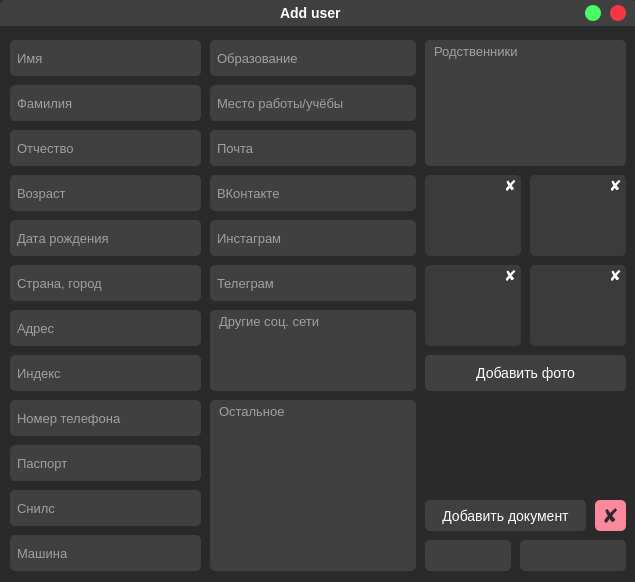
Before: the Qt Designer form src/add_user/add_user.ui in b0shka/desktop_database, drawn with Qt 5.
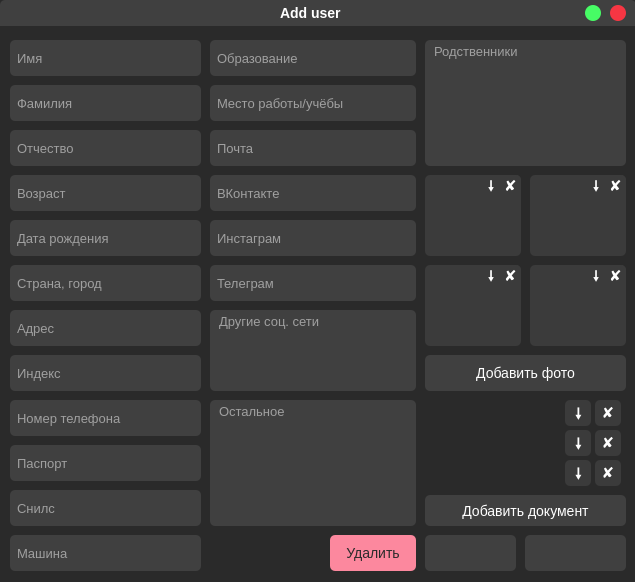
After: the same form once the commit is applied.

```diff
--- a/src/add_user/add_user.ui
+++ b/src/add_user/add_user.ui
@@ -256,10 +256,10 @@
    <widget class="QPushButton" name="add_save_user">
     <property name="geometry">
      <rect>
-      <x>520</x>
-      <y>540</y>
-      <width>106</width>
-      <height>31</height>
+      <x>525</x>
+      <y>535</y>
+      <width>101</width>
+      <height>36</height>
      </rect>
     </property>
     <property name="font">
@@ -633,7 +633,7 @@
       <x>210</x>
       <y>400</y>
       <width>206</width>
-      <height>171</height>
+      <height>126</height>
      </rect>
     </property>
     <property name="styleSheet">
@@ -779,8 +779,8 @@
     <property name="geometry">
      <rect>
       <x>425</x>
-      <y>500</y>
-      <width>161</width>
+      <y>495</y>
+      <width>201</width>
       <height>31</height>
      </rect>
     </property>
@@ -943,9 +943,9 @@
     <property name="geometry">
      <rect>
       <x>425</x>
-      <y>540</y>
-      <width>86</width>
-      <height>31</height>
+      <y>535</y>
+      <width>91</width>
+      <height>36</height>
      </rect>
     </property>
     <property name="styleSheet">
@@ -981,23 +981,23 @@
    <widget class="QPushButton" name="delete_user">
     <property name="geometry">
      <rect>
-      <x>595</x>
-      <y>500</y>
-      <width>31</width>
-      <height>31</height>
+      <x>330</x>
+      <y>535</y>
+      <width>86</width>
+      <height>36</height>
      </rect>
     </property>
     <property name="font">
      <font>
       <pointsize>-1</pointsize>
-      <weight>75</weight>
+      <weight>50</weight>
       <italic>false</italic>
-      <bold>true</bold>
+      <bold>false</bold>
      </font>
     </property>
     <property name="styleSheet">
      <string notr="true">QPushButton {
-	font-size: 20px;
+	font-size: 14px;
 	color: #2a2a2a;
 	background-color: #fc889e;
 	border-radius: 5px;
@@ -1007,9 +1007,394 @@
 }</string>
     </property>
     <property name="text">
+     <string>Удалить</string>
+    </property>
+   </widget>
+   <widget class="QLabel" name="doc_1">
+    <property name="geometry">
+     <rect>
+      <x>425</x>
+      <y>405</y>
+      <width>136</width>
+      <height>17</height>
+     </rect>
+    </property>
+    <property name="styleSheet">
+     <string notr="true">font-size: 14px;</string>
+    </property>
+    <property name="text">
+     <string/>
+    </property>
+   </widget>
+   <widget class="QLabel" name="doc_2">
+    <property name="geometry">
+     <rect>
+      <x>425</x>
+      <y>435</y>
+      <width>136</width>
+      <height>17</height>
+     </rect>
+    </property>
+    <property name="styleSheet">
+     <string notr="true">font-size: 14px;</string>
+    </property>
+    <property name="text">
+     <string/>
+    </property>
+   </widget>
+   <widget class="QLabel" name="doc_3">
+    <property name="geometry">
+     <rect>
+      <x>425</x>
+      <y>465</y>
+      <width>136</width>
+      <height>17</height>
+     </rect>
+    </property>
+    <property name="styleSheet">
+     <string notr="true">font-size: 14px;</string>
+    </property>
+    <property name="text">
+     <string/>
+    </property>
+   </widget>
+   <widget class="QPushButton" name="delete_doc_1">
+    <property name="geometry">
+     <rect>
+      <x>595</x>
+      <y>400</y>
+      <width>26</width>
+      <height>26</height>
+     </rect>
+    </property>
+    <property name="font">
+     <font>
+      <pointsize>-1</pointsize>
+      <weight>75</weight>
+      <bold>true</bold>
+     </font>
+    </property>
+    <property name="styleSheet">
+     <string notr="true">QPushButton {
+	font-size: 15px;
+	height: 28px;
+	color: white;
+	background-color: #3b3b3b;
+	border-radius: 5px;
+}
+QPushButton::hover {
+	background-color: #ffb0be;
+	color: black;
+}</string>
+    </property>
+    <property name="text">
      <string>✘</string>
     </property>
    </widget>
+   <widget class="QPushButton" name="delete_doc_2">
+    <property name="geometry">
+     <rect>
+      <x>595</x>
+      <y>430</y>
+      <width>26</width>
+      <height>26</height>
+     </rect>
+    </property>
+    <property name="font">
+     <font>
+      <pointsize>-1</pointsize>
+      <weight>75</weight>
+      <bold>true</bold>
+     </font>
+    </property>
+    <property name="styleSheet">
+     <string notr="true">QPushButton {
+	font-size: 15px;
+	height: 28px;
+	color: white;
+	background-color: #3b3b3b;
+	border-radius: 5px;
+}
+QPushButton::hover {
+	background-color: #ffb0be;
+	color: black;
+}</string>
+    </property>
+    <property name="text">
+     <string>✘</string>
+    </property>
+   </widget>
+   <widget class="QPushButton" name="delete_doc_3">
+    <property name="geometry">
+     <rect>
+      <x>595</x>
+      <y>460</y>
+      <width>26</width>
+      <height>26</height>
+     </rect>
+    </property>
+    <property name="font">
+     <font>
+      <pointsize>-1</pointsize>
+      <weight>75</weight>
+      <bold>true</bold>
+     </font>
+    </property>
+    <property name="styleSheet">
+     <string notr="true">QPushButton {
+	font-size: 15px;
+	height: 28px;
+	color: white;
+	background-color: #3b3b3b;
+	border-radius: 5px;
+}
+QPushButton::hover {
+	background-color: #ffb0be;
+	color: black;
+}</string>
+    </property>
+    <property name="text">
+     <string>✘</string>
+    </property>
+   </widget>
+   <widget class="QPushButton" name="download_doc_1">
+    <property name="geometry">
+     <rect>
+      <x>565</x>
+      <y>400</y>
+      <width>26</width>
+      <height>26</height>
+     </rect>
+    </property>
+    <property name="font">
+     <font>
+      <pointsize>-1</pointsize>
+      <weight>75</weight>
+      <bold>true</bold>
+     </font>
+    </property>
+    <property name="styleSheet">
+     <string notr="true">QPushButton {
+	font-size: 15px;
+	height: 28px;
+	color: white;
+	background-color: #3b3b3b;
+	border-radius: 5px;
+	padding-top: 5px;
+}
+QPushButton::hover {
+	background-color: #55ada3;
+	color: black;
+}</string>
+    </property>
+    <property name="text">
+     <string>🠗</string>
+    </property>
+   </widget>
+   <widget class="QPushButton" name="download_doc_2">
+    <property name="geometry">
+     <rect>
+      <x>565</x>
+      <y>430</y>
+      <width>26</width>
+      <height>26</height>
+     </rect>
+    </property>
+    <property name="font">
+     <font>
+      <pointsize>-1</pointsize>
+      <weight>75</weight>
+      <bold>true</bold>
+     </font>
+    </property>
+    <property name="styleSheet">
+     <string notr="true">QPushButton {
+	font-size: 15px;
+	height: 28px;
+	color: white;
+	background-color: #3b3b3b;
+	border-radius: 5px;
+	padding-top: 5px;
+}
+QPushButton::hover {
+	background-color: #55ada3;
+	color: black;
+}</string>
+    </property>
+    <property name="text">
+     <string>🠗</string>
+    </property>
+   </widget>
+   <widget class="QPushButton" name="download_doc_3">
+    <property name="geometry">
+     <rect>
+      <x>565</x>
+      <y>460</y>
+      <width>26</width>
+      <height>26</height>
+     </rect>
+    </property>
+    <property name="font">
+     <font>
+      <pointsize>-1</pointsize>
+      <weight>75</weight>
+      <bold>true</bold>
+     </font>
+    </property>
+    <property name="styleSheet">
+     <string notr="true">QPushButton {
+	font-size: 15px;
+	height: 28px;
+	color: white;
+	background-color: #3b3b3b;
+	border-radius: 5px;
+	padding-top: 5px;
+}
+QPushButton::hover {
+	background-color: #55ada3;
+	color: black;
+}</string>
+    </property>
+    <property name="text">
+     <string>🠗</string>
+    </property>
+   </widget>
+   <widget class="QPushButton" name="download_photo_1">
+    <property name="geometry">
+     <rect>
+      <x>480</x>
+      <y>175</y>
+      <width>21</width>
+      <height>21</height>
+     </rect>
+    </property>
+    <property name="font">
+     <font>
+      <pointsize>-1</pointsize>
+      <weight>75</weight>
+      <bold>true</bold>
+     </font>
+    </property>
+    <property name="styleSheet">
+     <string notr="true">QPushButton {
+	font-size: 14px;
+	height: 28px;
+	color: white;
+	background-color: #3b3b3b;
+	border-radius: 5px;
+	padding-top: 5px;
+}
+QPushButton::hover {
+	background-color: #55ada3;
+	color: black;
+}</string>
+    </property>
+    <property name="text">
+     <string>🠗</string>
+    </property>
+   </widget>
+   <widget class="QPushButton" name="download_photo_2">
+    <property name="geometry">
+     <rect>
+      <x>585</x>
+      <y>175</y>
+      <width>21</width>
+      <height>21</height>
+     </rect>
+    </property>
+    <property name="font">
+     <font>
+      <pointsize>-1</pointsize>
+      <weight>75</weight>
+      <bold>true</bold>
+     </font>
+    </property>
+    <property name="styleSheet">
+     <string notr="true">QPushButton {
+	font-size: 14px;
+	height: 28px;
+	color: white;
+	background-color: #3b3b3b;
+	border-radius: 5px;
+	padding-top: 5px;
+}
+QPushButton::hover {
+	background-color: #55ada3;
+	color: black;
+}</string>
+    </property>
+    <property name="text">
+     <string>🠗</string>
+    </property>
+   </widget>
+   <widget class="QPushButton" name="download_photo_3">
+    <property name="geometry">
+     <rect>
+      <x>480</x>
+      <y>265</y>
+      <width>21</width>
+      <height>21</height>
+     </rect>
+    </property>
+    <property name="font">
+     <font>
+      <pointsize>-1</pointsize>
+      <weight>75</weight>
+      <bold>true</bold>
+     </font>
+    </property>
+    <property name="styleSheet">
+     <string notr="true">QPushButton {
+	font-size: 14px;
+	height: 28px;
+	color: white;
+	background-color: #3b3b3b;
+	border-radius: 5px;
+	padding-top: 5px;
+}
+QPushButton::hover {
+	background-color: #55ada3;
+	color: black;
+}</string>
+    </property>
+    <property name="text">
+     <string>🠗</string>
+    </property>
+   </widget>
+   <widget class="QPushButton" name="download_photo_4">
+    <property name="geometry">
+     <rect>
+      <x>585</x>
+      <y>265</y>
+      <width>21</width>
+      <height>21</height>
+     </rect>
+    </property>
+    <property name="font">
+     <font>
+      <pointsize>-1</pointsize>
+      <weight>75</weight>
+      <bold>true</bold>
+     </font>
+    </property>
+    <property name="styleSheet">
+     <string notr="true">QPushButton {
+	font-size: 14px;
+	height: 28px;
+	color: white;
+	background-color: #3b3b3b;
+	border-radius: 5px;
+	padding-top: 5px;
+}
+QPushButton::hover {
+	background-color: #55ada3;
+	color: black;
+}</string>
+    </property>
+    <property name="text">
+     <string>🠗</string>
+    </property>
+   </widget>
   </widget>
  </widget>
  <resources/>
```
